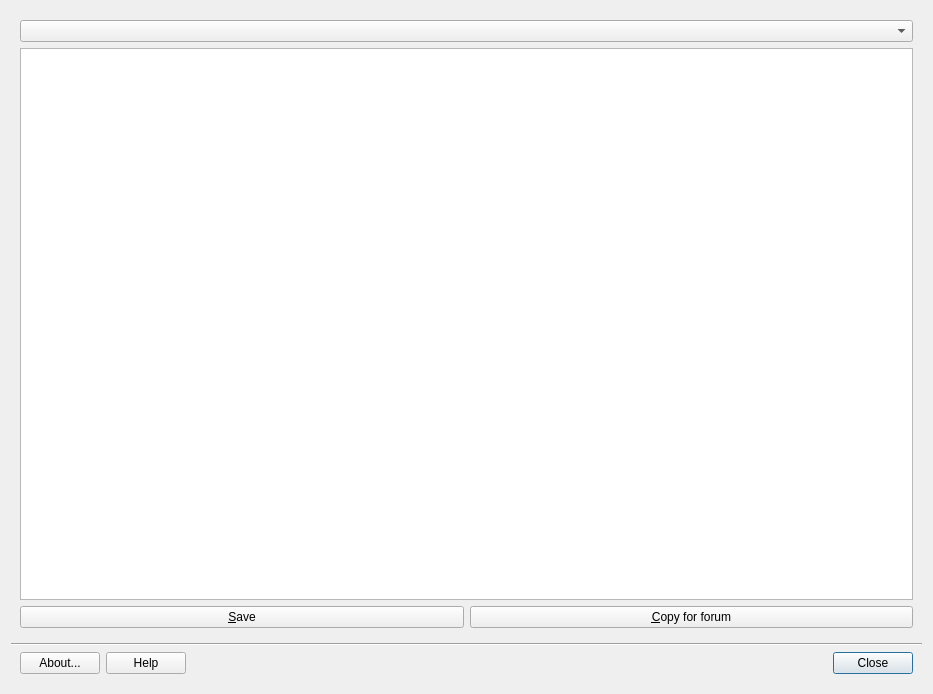
Above: mainwindow.ui from MX-Linux/quick-system-info-gui before the change. Below: the same form after it.
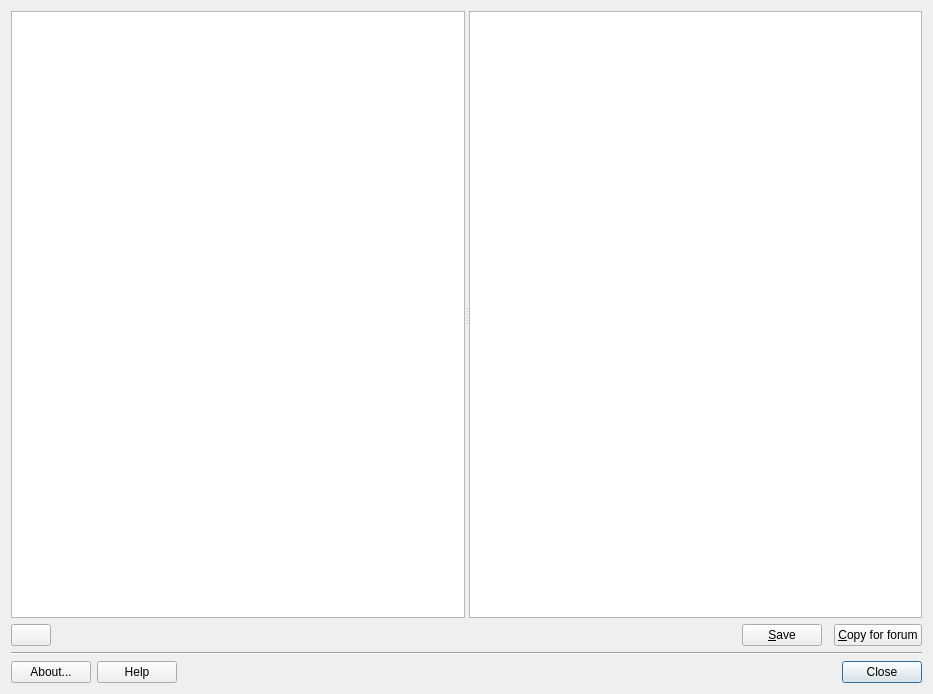
That is the form after the change. Icons and pictures are not drawn.

Commit message: Added support for saving multiple logs at once. Replaced the combo box with a list.

```diff
--- a/mainwindow.ui
+++ b/mainwindow.ui
@@ -46,19 +46,20 @@
     <layout class="QGridLayout" name="gridLayout_2"/>
    </item>
    <item row="1" column="0">
+    <widget class="Line" name="line">
+     <property name="orientation">
+      <enum>Qt::Horizontal</enum>
+     </property>
+    </widget>
+   </item>
+   <item row="0" column="0">
     <widget class="QWidget" name="widget" native="true">
      <property name="sizePolicy">
-      <sizepolicy hsizetype="Preferred" vsizetype="Preferred">
+      <sizepolicy hsizetype="Preferred" vsizetype="Expanding">
        <horstretch>0</horstretch>
        <verstretch>0</verstretch>
       </sizepolicy>
      </property>
-     <property name="minimumSize">
-      <size>
-       <width>0</width>
-       <height>0</height>
-      </size>
-     </property>
      <property name="baseSize">
       <size>
        <width>800</width>
@@ -68,49 +69,33 @@
      <property name="styleSheet">
       <string notr="true">QTabBar::tab { height: 30px; width: 326px; } </string>
      </property>
-     <layout class="QGridLayout" name="gridLayout_3">
-      <item row="1" column="0">
        <layout class="QGridLayout" name="gridLayout">
-        <item row="0" column="0" colspan="2">
-         <widget class="QPlainTextEdit" name="textSysInfo">
-          <property name="sizePolicy">
-           <sizepolicy hsizetype="Preferred" vsizetype="MinimumExpanding">
-            <horstretch>0</horstretch>
-            <verstretch>0</verstretch>
-           </sizepolicy>
-          </property>
-          <property name="minimumSize">
-           <size>
-            <width>0</width>
-            <height>0</height>
-           </size>
-          </property>
-          <property name="maximumSize">
-           <size>
-            <width>16777215</width>
-            <height>16777215</height>
-           </size>
-          </property>
-          <property name="baseSize">
+      <property name="leftMargin">
+       <number>0</number>
+      </property>
+      <property name="topMargin">
+       <number>0</number>
+      </property>
+      <property name="rightMargin">
+       <number>0</number>
+      </property>
+      <property name="bottomMargin">
+       <number>0</number>
+      </property>
+      <item row="1" column="2">
+       <spacer name="horizontalSpacer">
+        <property name="orientation">
+         <enum>Qt::Horizontal</enum>
+        </property>
+        <property name="sizeHint" stdset="0">
            <size>
-            <width>800</width>
-            <height>500</height>
-           </size>
-          </property>
-          <property name="font">
-           <font>
-            <family>Monospace</family>
-           </font>
-          </property>
-          <property name="contextMenuPolicy">
-           <enum>Qt::DefaultContextMenu</enum>
-          </property>
-          <property name="readOnly">
-           <bool>true</bool>
-          </property>
-         </widget>
-        </item>
-        <item row="1" column="0">
+          <width>40</width>
+          <height>20</height>
+         </size>
+        </property>
+       </spacer>
+      </item>
+      <item row="1" column="3" colspan="2">
          <widget class="QPushButton" name="pushSave">
           <property name="toolTip">
            <string>Save the system information to a text file.</string>
@@ -124,7 +109,7 @@
           </property>
          </widget>
         </item>
-        <item row="1" column="1">
+      <item row="1" column="6">
          <widget class="QPushButton" name="ButtonCopy">
           <property name="toolTip">
            <string>Copy the system information to the clipboard, encased in [CODE][/CODE] tags ready to use in a forum post.</string>
@@ -144,31 +129,55 @@
           </property>
          </widget>
         </item>
-       </layout>
+      <item row="0" column="0" colspan="7">
+       <widget class="QSplitter" name="splitter">
+        <property name="orientation">
+         <enum>Qt::Horizontal</enum>
+        </property>
+        <widget class="QListWidget" name="listInfo">
+         <property name="contextMenuPolicy">
+          <enum>Qt::ActionsContextMenu</enum>
+         </property>
+        </widget>
+        <widget class="QPlainTextEdit" name="textSysInfo">
+         <property name="baseSize">
+          <size>
+           <width>800</width>
+           <height>500</height>
+          </size>
+         </property>
+         <property name="font">
+          <font>
+           <family>Monospace</family>
+          </font>
+         </property>
+         <property name="lineWrapMode">
+          <enum>QPlainTextEdit::NoWrap</enum>
+         </property>
+         <property name="readOnly">
+          <bool>true</bool>
+         </property>
+        </widget>
+       </widget>
       </item>
-      <item row="0" column="0">
-       <widget class="QComboBox" name="comboBoxCommand"/>
+      <item row="1" column="0" colspan="2">
+       <widget class="QPushButton" name="pushSaveMulti">
+        <property name="text">
+         <string/>
+        </property>
+        <property name="icon">
+         <iconset theme="document-save">
+          <normaloff>.</normaloff>.</iconset>
+        </property>
+       </widget>
       </item>
      </layout>
     </widget>
    </item>
    <item row="2" column="0">
-    <widget class="Line" name="line_2">
-     <property name="orientation">
-      <enum>Qt::Horizontal</enum>
-     </property>
-    </widget>
-   </item>
-   <item row="3" column="0">
     <layout class="QGridLayout" name="buttonBar">
-     <property name="leftMargin">
-      <number>9</number>
-     </property>
-     <property name="rightMargin">
-      <number>9</number>
-     </property>
-     <property name="bottomMargin">
-      <number>9</number>
+     <property name="topMargin">
+      <number>0</number>
      </property>
      <item row="0" column="4">
       <widget class="QLabel" name="labelMX">
```
Left out of the diff: 13 changed lines with no effect on the pictures. Lines whose indentation alone changed are shown as unchanged. The commit also changes 4 other files.
